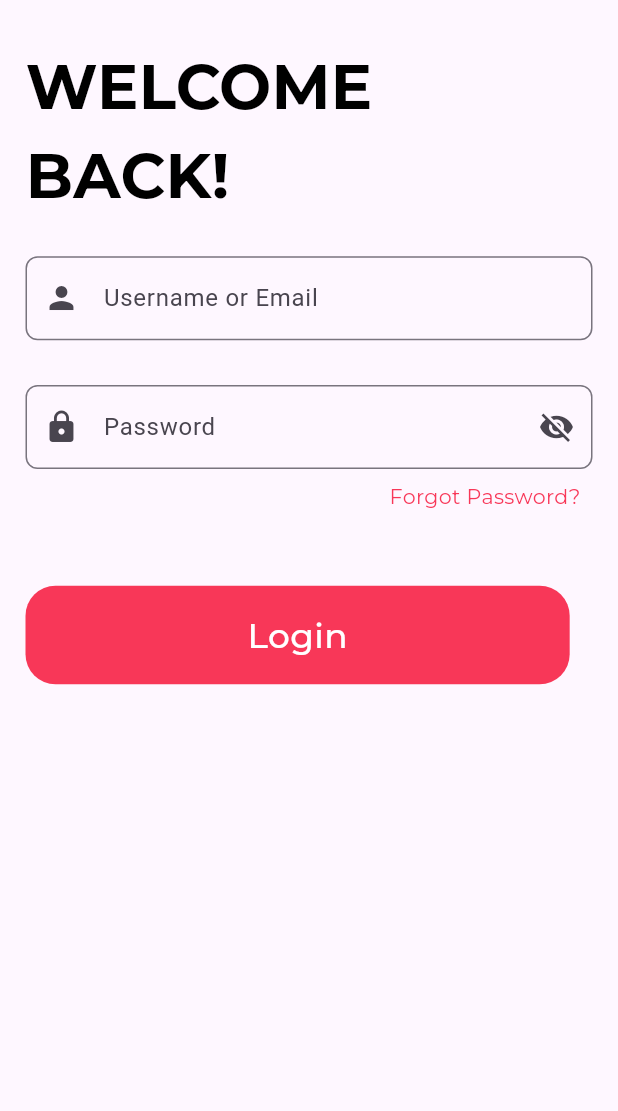
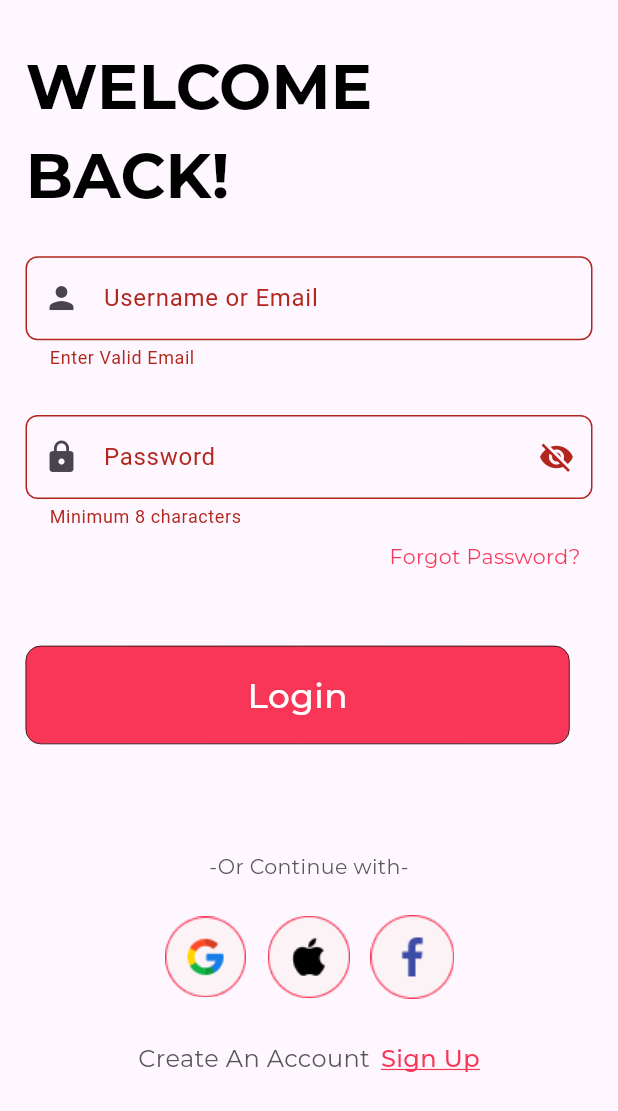
Before and after one commit to flutterBasit/E-commerce, a Flutter app: the screen it shows after launch, after a tap on "Login", on a phone screen of 412 x 824 dp. Shown: the top 1111 px of the screen. Run offline on Flutter 3.47's test engine with Material 3 defaults, Android fonts, the phone set to English and light mode, and no system bars; our stand-ins replace email_validator, flutter_screenutil, flutter_svg, get, google_fonts.

Commit message:
Login Screen Updated

```diff
--- a/lib/Resources/Components/Buttons.dart
+++ b/lib/Resources/Components/Buttons.dart
@@ -6,21 +6,21 @@ import 'package:get/get.dart';
 class Buttons extends StatelessWidget {
   final Color? color;
   final String title;
-  final OnTap? onTap;
+  final GestureTapCallback? onTap;
 
   const Buttons({super.key, this.color, required this.title, this.onTap});
 
   @override
   Widget build(BuildContext context) {
     return GestureDetector(
-      onTap: () {
-        onTap;
-      },
+      onTap: onTap,
       child: Container(
         height: 55.h,
         width: 317.w,
         decoration: BoxDecoration(
-            color: color, borderRadius: BorderRadius.circular(20)),
+            color: color,
+            borderRadius: BorderRadius.circular(10),
+            border: Border.all(color: Constants.blackColor, width: 0.5)),
         child: Center(
           child: Text(
             title,
--- a/lib/Resources/Constants/Constants.dart
+++ b/lib/Resources/Constants/Constants.dart
@@ -13,6 +13,8 @@ class Constants {
   static const Color redColor = Color(0xffF83758);
 
   static const Color greyColor2 = Color(0xffC4C4C4);
+
+  static const Color darkgreyColor = Color(0xff575757);
 
   //static const Color redColor2 = Color(0xffF83758);
 
@@ -50,4 +52,17 @@ class Constants {
 
   static TextStyle signinbuttonAll = googleFontStyle(TextStyle(
       fontSize: 20.sp, fontWeight: FontWeight.w500, color: whiteColor));
+
+  static TextStyle signinOrContinue = googleFontStyle(TextStyle(
+      fontSize: 12.sp, fontWeight: FontWeight.w400, color: darkgreyColor));
+
+  static TextStyle signinCreateAnAccount =
+      googleFontStyle(TextStyle(fontSize: 14.sp, color: darkgreyColor));
+
+  static TextStyle signinCreateAnAccount2 = googleFontStyle(TextStyle(
+      fontSize: 14.sp,
+      fontWeight: FontWeight.w500,
+      color: redColor,
+      decoration: TextDecoration.underline,
+      decorationColor: redColor));
 }
--- a/lib/View/SigninScreen.dart
+++ b/lib/View/SigninScreen.dart
@@ -5,6 +5,7 @@ import 'package:email_validator/email_validator.dart';
 
 import 'package:flutter/material.dart';
 import 'package:flutter_screenutil/flutter_screenutil.dart';
+import 'package:flutter_svg/flutter_svg.dart';
 
 class Signinscreen extends StatefulWidget {
   const Signinscreen({super.key});
@@ -16,11 +17,15 @@ class Signinscreen extends StatefulWidget {
 class _SigninscreenState extends State<Signinscreen> {
   final _Emailcontroller = TextEditingController();
   final _Passwordcontroller = TextEditingController();
+  final _formkey = GlobalKey<FormState>();
 
   @override
   Widget build(BuildContext context) {
     return Scaffold(
-      body: Padding(
+      body: Form(
+        key: _formkey,
+        child: SingleChildScrollView(
+          child: Padding(
             padding: const EdgeInsets.all(17.0),
             child: Column(
               // mainAxisAlignment: MainAxisAlignment.start,
@@ -73,8 +78,80 @@ class _SigninscreenState extends State<Signinscreen> {
                 Buttons(
                     title: 'Login',
                     color: Constants.redColor,
+                    onTap: () {
+                      if (_formkey.currentState!.validate()) {
+                        print('Success');
+                      }
+                    }),
+                SizedBox(
+                  height: 60.h,
+                ),
+                Center(
+                  child: Column(
+                    //
+                    children: [
+                      Text(
+                        '-Or Continue with-',
+                        style: Constants.signinOrContinue,
+                      ),
+                      SizedBox(
+                        height: 15.h,
+                      ),
+                      Row(
+                        mainAxisAlignment: MainAxisAlignment.center,
+                        crossAxisAlignment: CrossAxisAlignment.center,
+                        children: [
+                          Image.asset(
+                            'assets/images/Google.png',
+                            height: 54.h,
+                            width: 54.w,
+                          ),
+                          SizedBox(
+                            width: 6.h,
+                          ),
+                          Image.asset(
+                            'assets/images/Facebook.png',
+                            height: 54.h,
+                            width: 54.w,
+                          ),
+                          SizedBox(
+                            width: 6.h,
+                          ),
+                          Image.asset(
+                            'assets/images/Facebook1.png',
+                            height: 54.h,
+                            width: 54.w,
                           )
                         ],
+                      ),
+                      SizedBox(
+                        height: 20.h,
+                      ),
+                      Row(
+                        mainAxisAlignment: MainAxisAlignment.center,
+                        children: [
+                          Text(
+                            "Create An Account",
+                            style: Constants.signinCreateAnAccount,
+                          ),
+                          SizedBox(
+                            width: 6.h,
+                          ),
+                          GestureDetector(
+                            onTap: () {},
+                            child: Text(
+                              "Sign Up",
+                              style: Constants.signinCreateAnAccount2,
+                            ),
+                          )
+                        ],
+                      ),
+                    ],
+                  ),
+                )
+              ],
+            ),
+          ),
         ),
       ),
     );
--- a/pubspec.yaml
+++ b/pubspec.yaml
@@ -39,6 +39,7 @@ dependencies:
   flutter_screenutil: ^5.9.3
   google_fonts: ^6.2.1
   email_validator: ^3.0.0
+  flutter_svg: ^2.1.0
 
 dev_dependencies:
   flutter_test:
```
Also changed, not shown: assets/images/Facebook.png (added), assets/images/Facebook1.png (added), assets/images/Google.png (added), assets/images/Google.svg (added), pubspec.lock. Lines whose indentation alone changed are shown as unchanged.
